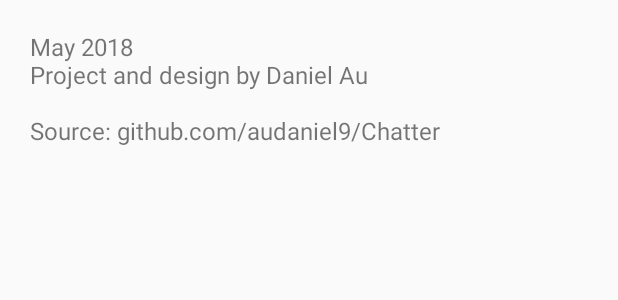
After one commit to audaniel9/Chatter, an Android app: the layout menu_about.xml on its own in the app's theme, with its tools: preview values and no code run, on a phone screen of 412 x 824 dp. The commit adds this screen. Shown: the top 300 px of the screen. Run offline under Robolectric (Android 15) with nearby library versions, the phone set to English and light mode, and no system bars.

Commit message:
added about text

```diff
--- /dev/null
+++ b/app/src/main/res/layout/menu_about.xml
@@ -0,0 +1,13 @@
+<?xml version="1.0" encoding="utf-8"?>
+<LinearLayout xmlns:android="http://schemas.android.com/apk/res/android"
+    android:layout_width="match_parent"
+    android:layout_height="match_parent"
+    android:padding="20dp">
+
+    <TextView
+        android:layout_width="match_parent"
+        android:layout_height="wrap_content"
+        android:textSize="16sp"
+        android:text="@string/about_info"/>
+
+</LinearLayout>
--- a/app/src/main/res/values/strings.xml
+++ b/app/src/main/res/values/strings.xml
@@ -1,6 +1,7 @@
 <resources>
     <string name="app_name">Chatter</string>
-
-    <!-- TODO: Remove or change this placeholder text -->
     <string name="hello_blank_fragment">Hello blank fragment</string>
+    <string name="about_info">
+        May 2018\nProject and design by Daniel Au\n\nSource: github.com/audaniel9/Chatter
+    </string>
 </resources>
```
Also changed, not shown: app/src/main/java/com/daniel/chat/chatter/MainActivity.java (+15 -1 lines).
